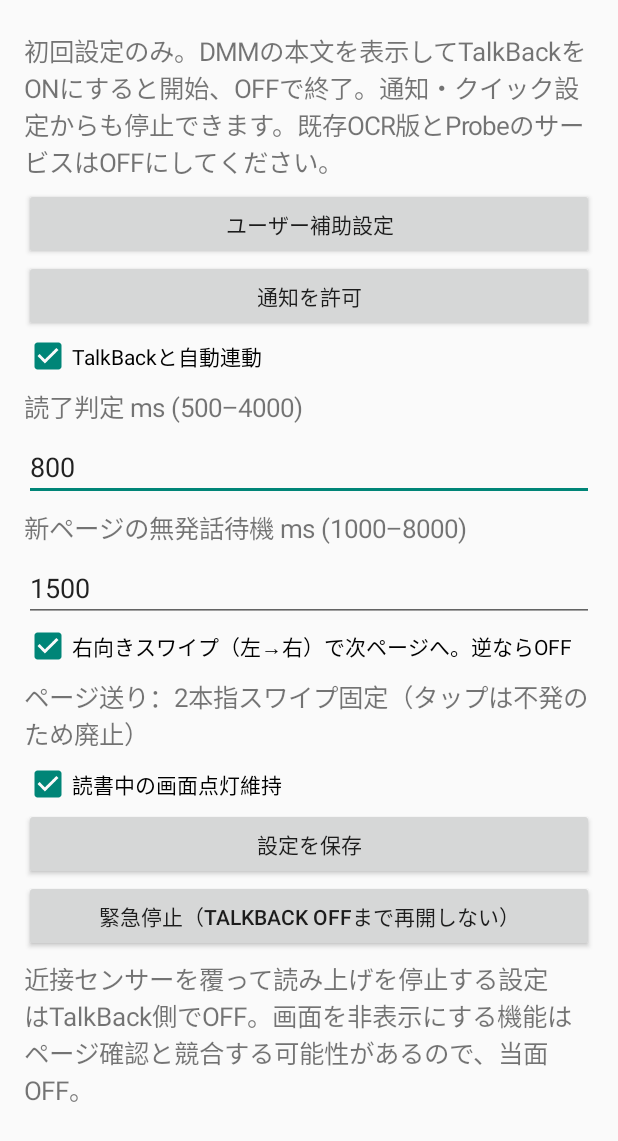
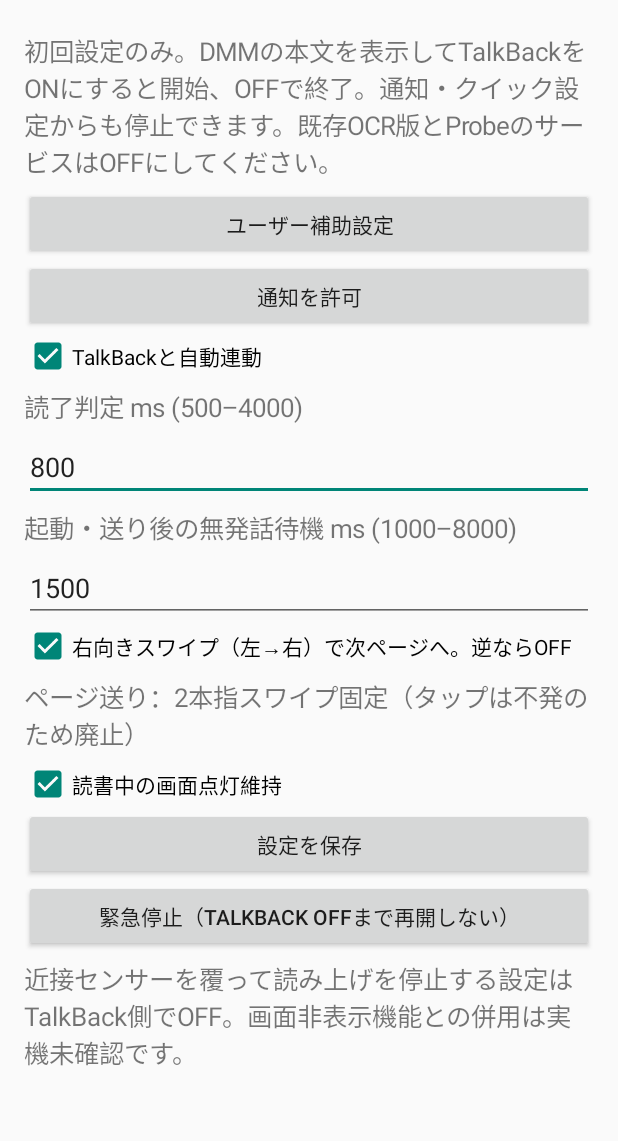
Before and after one commit to miyatayuuma/ebook-auto-reader, an Android app: the screen it shows after launch (SetupActivity), on a phone screen of 412 x 824 dp. Shown: the top 1141 px of the screen. Run offline under Robolectric (Android 15) with nearby library versions, the phone set to English and light mode, and no system bars.

Commit message:
Remove obsolete page verification guidance

```diff
--- a/p27/lite/app/src/main/java/io/github/ebookautoreader/lite/SetupActivity.kt
+++ b/p27/lite/app/src/main/java/io/github/ebookautoreader/lite/SetupActivity.kt
@@ -38,7 +38,7 @@ class SetupActivity : Activity() {
         button("通知を許可") { if (checkSelfPermission(Manifest.permission.POST_NOTIFICATIONS)!=PackageManager.PERMISSION_GRANTED) requestPermissions(arrayOf(Manifest.permission.POST_NOTIFICATIONS),1) }
         val enabled=check("TalkBackと自動連動",p.enabled)
         val gap=number("読了判定 ms (500–4000)",p.gap)
-        val wait=number("新ページの無発話待機 ms (1000–8000)",p.noSpeech)
+        val wait=number("起動・送り後の無発話待機 ms (1000–8000)",p.noSpeech)
         val left=check("右向きスワイプ（左→右）で次ページへ。逆ならOFF",p.left)
         label("ページ送り：2本指スワイプ固定（タップは不発のため廃止）")
         val awake=check("読書中の画面点灯維持",p.awake)
@@ -51,7 +51,7 @@ class SetupActivity : Activity() {
             Toast.makeText(this,"保存済み。次回TalkBack ONから適用",Toast.LENGTH_SHORT).show()
         }
         button("緊急停止（TalkBack OFFまで再開しない）") { TurnService.instance?.emergencyStop() }
-        label("近接センサーを覆って読み上げを停止する設定はTalkBack側でOFF。画面を非表示にする機能はページ確認と競合する可能性があるので、当面OFF。")
+        label("近接センサーを覆って読み上げを停止する設定はTalkBack側でOFF。画面非表示機能との併用は実機未確認です。")
         setContentView(ScrollView(this).apply { addView(box) })
     }
 }
```
